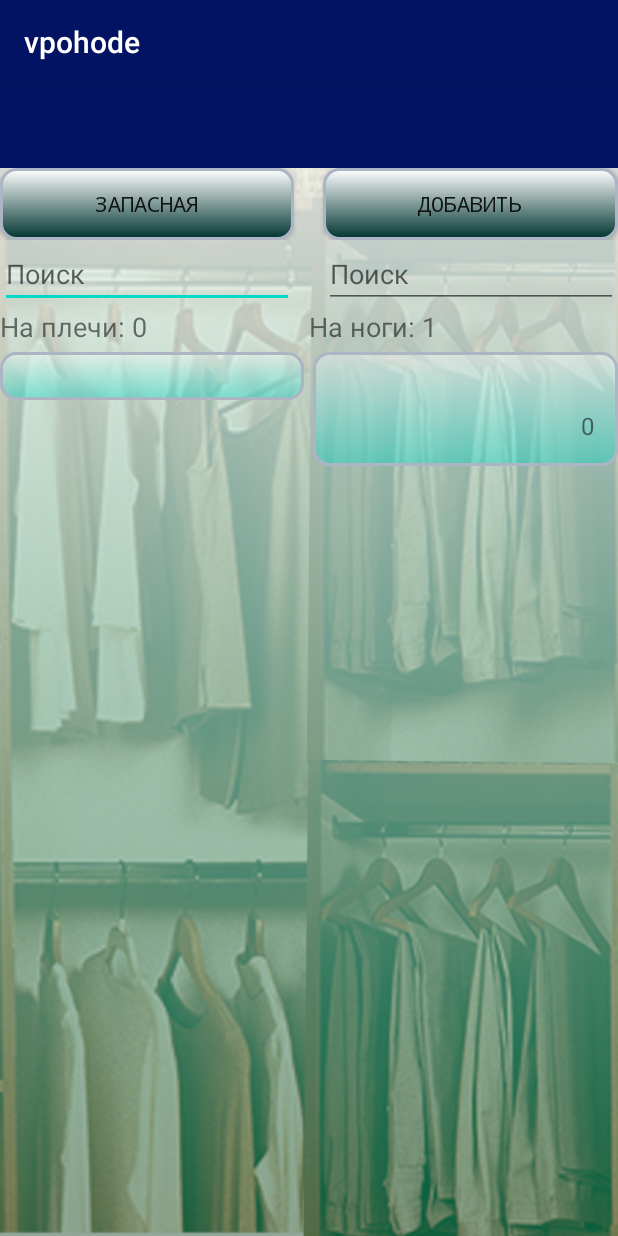
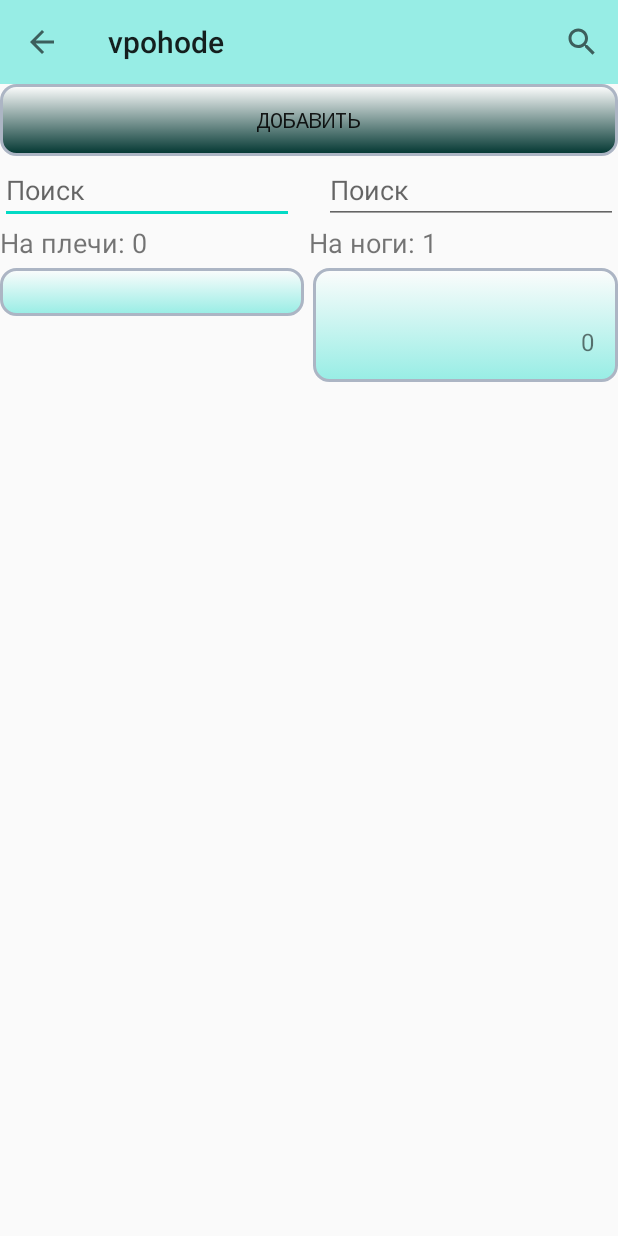
Before and after one commit to bpatapb88/vpohode, an Android app: the Wardrobe screen opened directly, with no data from a screen before it, on a phone screen of 412 x 824 dp. Run offline under Robolectric (Android 15) with nearby library versions, the phone set to English and light mode, and no system bars.

Commit message:
Design changes + some task fixed

```diff
--- a/app/src/main/AndroidManifest.xml
+++ b/app/src/main/AndroidManifest.xml
@@ -29,6 +29,9 @@
         <activity android:name=".ShowItems">
 
         </activity>
+        <activity android:name=".TestLayout">
+
+        </activity>
     </application>
 
 </manifest>
--- a/app/src/main/java/com/simon/vpohode/DBFields.java
+++ b/app/src/main/java/com/simon/vpohode/DBFields.java
@@ -14,12 +14,10 @@ public enum  DBFields {
         this.dbField = dbField;
         this.dbType = dbType;
     }
-
     public String toFieldName() {
         return dbField;
     }
     public String toType(){
         return dbType;
     }
-
 }
--- a/app/src/main/java/com/simon/vpohode/ShowItems.java
+++ b/app/src/main/java/com/simon/vpohode/ShowItems.java
@@ -4,7 +4,6 @@ import android.content.Intent;
 import android.database.Cursor;
 import android.database.sqlite.SQLiteDatabase;
 import android.os.Bundle;
-import android.util.Log;
 import android.view.View;
 import android.widget.ListView;
 import android.widget.SimpleCursorAdapter;
@@ -39,7 +38,7 @@ public class ShowItems extends AppCompatActivity {
         String[] headers = new String[] {DBFields.NAME.toFieldName(), DBFields.STYLE.toFieldName(), DBFields.ISTOP.toFieldName(),};
         itemCursor = db.rawQuery("SELECT * FROM "+ DatabaseHelper.TABLE + " WHERE " + DBFields.ISTOP.toFieldName() + " = 1", null);
 
-        CountSomething counter = new CountSomething();
+        CountBestTermIndex counter = new CountBestTermIndex();
         bestTopIndex = counter.getTopIndex(itemCursor,term);
         itemCursor = db.rawQuery("SELECT * FROM "+ DatabaseHelper.TABLE + " WHERE " + DBFields.ISTOP.toFieldName() + " = 0", null);
         bestBottomIndex = counter.getBotIndex(itemCursor,term);
--- a/app/src/main/java/com/simon/vpohode/Wardrobe.java
+++ b/app/src/main/java/com/simon/vpohode/Wardrobe.java
@@ -7,14 +7,18 @@ import android.database.sqlite.SQLiteDatabase;
 import android.os.Bundle;
 import android.text.Editable;
 import android.text.TextWatcher;
+import android.view.Menu;
+import android.view.MenuItem;
 import android.view.View;
 import android.widget.AdapterView;
+import android.widget.Button;
 import android.widget.EditText;
 import android.widget.FilterQueryProvider;
 import android.widget.ListView;
 import android.widget.SimpleCursorAdapter;
 import android.widget.TextView;
 
+import androidx.annotation.NonNull;
 import androidx.appcompat.app.AppCompatActivity;
 import androidx.appcompat.widget.Toolbar;
 
@@ -28,12 +32,19 @@ public class Wardrobe extends AppCompatActivity {
     private TextView countTop,countBot;
     private EditText topItemFilter,botItemFilter;
 
+
     @Override
     protected void onCreate(Bundle savedInstanceState) {
         super.onCreate(savedInstanceState);
+        setContentView(R.layout.activity_wardrobe);
+
         Toolbar toolbar = findViewById(R.id.toolbar);
+        setSupportActionBar(toolbar);
+        getSupportActionBar().setDisplayHomeAsUpEnabled(true);
+        getSupportActionBar().setHomeButtonEnabled(true);
 
-        setContentView(R.layout.activity_wardrobe);
+
+
         countTop = findViewById(R.id.header);
         countBot = findViewById(R.id.header2);
         topItemList = findViewById(R.id.list);
@@ -58,6 +69,26 @@ public class Wardrobe extends AppCompatActivity {
             }
         });
         databaseHelper = new DatabaseHelper(getApplicationContext());
+    }
+    @Override
+    public boolean onCreateOptionsMenu(Menu menu) {
+        // Inflate the menu; this adds items to the action bar if it is present.
+        getMenuInflater().inflate(R.menu.menu_main, menu);
+        MenuItem settings = menu.findItem(R.id.action_settings);
+        settings.setVisible(false);
+        return true;
+    }
+    @Override
+    public boolean onOptionsItemSelected(@NonNull MenuItem item) {
+        switch (item.getItemId()) {
+            case android.R.id.home:
+                finish();
+                break;
+            case R.id.search:
+                                                                                            //TODO write action for Search
+                break;
+        }
+        return super.onOptionsItemSelected(item);
     }
 
     public void addNewItem(View view){
--- /dev/null
+++ b/app/src/main/res/drawable/ic_search_24.xml
@@ -0,0 +1,10 @@
+<vector xmlns:android="http://schemas.android.com/apk/res/android"
+    android:width="24dp"
+    android:height="24dp"
+    android:viewportWidth="24"
+    android:viewportHeight="24"
+    android:tint="?attr/colorControlNormal">
+  <path
+      android:fillColor="@android:color/white"
+      android:pathData="M15.5,14h-0.79l-0.28,-0.27C15.41,12.59 16,11.11 16,9.5 16,5.91 13.09,3 9.5,3S3,5.91 3,9.5 5.91,16 9.5,16c1.61,0 3.09,-0.59 4.23,-1.57l0.27,0.28v0.79l5,4.99L20.49,19l-4.99,-5zM9.5,14C7.01,14 5,11.99 5,9.5S7.01,5 9.5,5 14,7.01 14,9.5 11.99,14 9.5,14z"/>
+</vector>
--- a/app/src/main/res/layout/activity_wardrobe.xml
+++ b/app/src/main/res/layout/activity_wardrobe.xml
@@ -1,10 +1,11 @@
 <?xml version="1.0" encoding="utf-8"?>
 
-<RelativeLayout xmlns:android="http://schemas.android.com/apk/res/android"
+<androidx.coordinatorlayout.widget.CoordinatorLayout
+
     android:layout_width="match_parent"
-    android:layout_height="wrap_content"
-    xmlns:app="http://schemas.android.com/apk/res-auto"
-    android:background="@drawable/vpohode">
+    android:layout_height="match_parent"
+    xmlns:android="http://schemas.android.com/apk/res/android"
+    xmlns:app="http://schemas.android.com/apk/res-auto">
 
 
 <LinearLayout
@@ -12,46 +13,28 @@
     android:layout_height="match_parent"
     android:orientation="vertical"
     >
+
+
     <androidx.appcompat.widget.Toolbar
         android:id="@+id/toolbar"
         android:layout_width="match_parent"
         android:layout_height="?attr/actionBarSize"
-        android:background="?attr/colorPrimary"
-        app:popupTheme="@style/AppTheme.PopupOverlay"
+        android:background="#6603DAC5"
+        app:menu="@menu/menu_main"
+        android:fontFamily="monospace"
+
         />
-
-
-    <LinearLayout
-        android:layout_width="match_parent"
-        android:layout_height="wrap_content"
-        android:orientation="horizontal"
-        >
-
-        <Button
-            android:id="@+id/someButton"
-            android:layout_width="0dp"
-            android:layout_weight="1"
-            android:layout_height="wrap_content"
-            android:text="Запасная"
-            android:background="@drawable/button"
-            android:fontFamily="monospace" />
-
-        <Space
-            android:layout_width="0dp"
-            android:layout_height="wrap_content"
-            android:layout_weight="0.1" />
 
         <Button
             android:id="@+id/add"
-            android:layout_width="0dp"
-            android:layout_weight="1"
+            android:layout_width="match_parent"
             android:layout_height="wrap_content"
             android:text="Добавить"
             android:onClick="addNewItem"
             android:background="@drawable/button"
-            android:fontFamily="monospace"/>
+            android:fontFamily="monospace"
+            />
 
-    </LinearLayout>
 
     <LinearLayout
         android:layout_width="match_parent"
@@ -127,4 +110,5 @@
     </LinearLayout>
 
 </LinearLayout>
-</RelativeLayout>
+
+</androidx.coordinatorlayout.widget.CoordinatorLayout>
--- a/app/src/main/res/menu/menu_main.xml
+++ b/app/src/main/res/menu/menu_main.xml
@@ -1,10 +1,18 @@
 <menu xmlns:android="http://schemas.android.com/apk/res/android"
     xmlns:app="http://schemas.android.com/apk/res-auto"
     xmlns:tools="http://schemas.android.com/tools"
-    tools:context="com.simon.vpohode.MainActivity">
+    tools:context="com.simon.vpohode.Wardrobe">
+    <item
+        android:id="@+id/search"
+        android:icon="@drawable/ic_search_24"
+        android:title="Search"
+        android:contentDescription="Something1"
+        app:showAsAction="always"
+        />
     <item
         android:id="@+id/action_settings"
         android:orderInCategory="100"
         android:title="@string/action_settings"
-        app:showAsAction="always" />
+        app:showAsAction="never" />
+
 </menu>
--- a/app/src/main/res/values/styles.xml
+++ b/app/src/main/res/values/styles.xml
@@ -1,6 +1,6 @@
 <resources>
     <!-- Base application theme. -->
-    <style name="AppTheme" parent="Theme.AppCompat.Light.DarkActionBar">
+    <style name="AppTheme" parent="Theme.AppCompat.Light.NoActionBar">
         <!-- Customize your theme here. -->
         <item name="colorPrimary">@color/colorPrimary</item>
         <item name="colorPrimaryDark">@color/colorPrimaryDark</item>
@@ -10,8 +10,4 @@
         <item name="windowActionBar">false</item>
         <item name="windowNoTitle">true</item>
     </style>
-    <style name="AppTheme.AppBarOverlay" parent="ThemeOverlay.AppCompat.Dark.ActionBar" />
-
-    <style name="AppTheme.PopupOverlay" parent="ThemeOverlay.AppCompat.Light" />
-
 </resources>
```
Also changed, not shown: app/src/main/java/com/simon/vpohode/CountBestTermIndex.java (renamed from app/src/main/java/com/simon/vpohode/CountSomething.java, +8 -10 lines), app/src/main/java/com/simon/vpohode/MainActivity.java (+30 -13 lines), app/src/main/java/com/simon/vpohode/TestLayout.java (added, +19 -0 lines), app/src/main/java/com/simon/vpohode/UserActivity.java (+4 -4 lines), app/src/main/res/drawable/ic_add_24.xml (added, +10 -0 lines), app/src/main/res/drawable/ic_menu_24.xml (added, +10 -0 lines), app/src/main/res/layout/activity_main.xml (+14 -19 lines), app/src/main/res/layout/testlayout.xml (added, +36 -0 lines).
